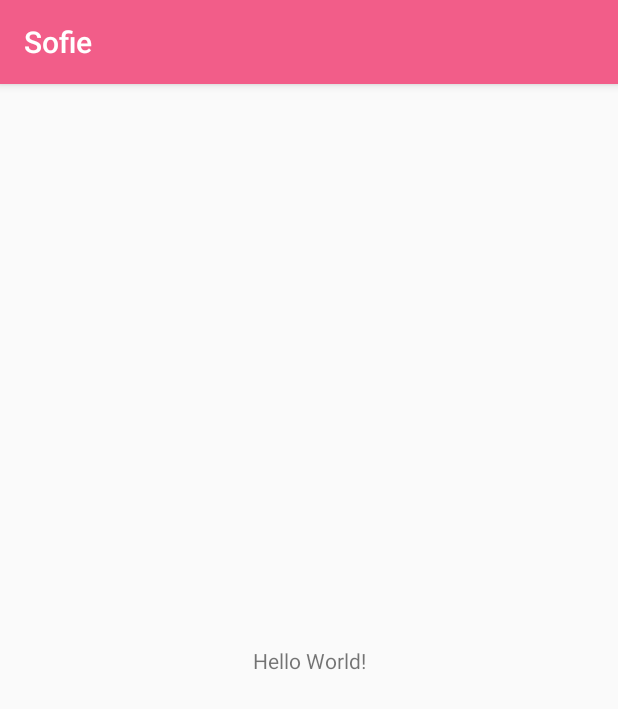
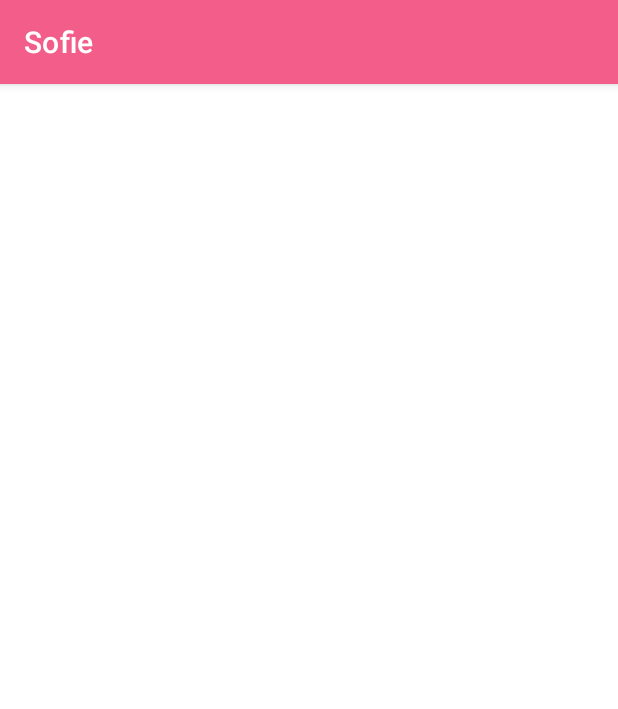
Before and after one commit to dosSantos-Paulo/Sofie_TodoList, an Android app: the screen it shows after launch (MainActivity), on a phone screen of 412 x 824 dp. Shown: the top 709 px of the screen. Run offline under Robolectric (Android 15) with nearby library versions, the phone set to English and light mode, and no system bars.

Commit message:
implement materials

```diff
--- a/app/build.gradle
+++ b/app/build.gradle
@@ -25,11 +25,14 @@ android {
 }
 
 dependencies {
+    implementation 'com.google.android.material:material:1.2.1'
+
     implementation fileTree(dir: "libs", include: ["*.jar"])
     implementation "org.jetbrains.kotlin:kotlin-stdlib:$kotlin_version"
     implementation 'androidx.core:core-ktx:1.3.2'
     implementation 'androidx.appcompat:appcompat:1.2.0'
     implementation 'androidx.constraintlayout:constraintlayout:2.0.4'
+    implementation 'androidx.coordinatorlayout:coordinatorlayout:1.1.0'
     testImplementation 'junit:junit:4.12'
     androidTestImplementation 'androidx.test.ext:junit:1.1.2'
     androidTestImplementation 'androidx.test.espresso:espresso-core:3.3.0'
--- a/app/src/main/res/layout/activity_main.xml
+++ b/app/src/main/res/layout/activity_main.xml
@@ -6,13 +6,5 @@
     android:layout_height="match_parent"
     tools:context=".MainActivity">
 
-    <TextView
-        android:layout_width="wrap_content"
-        android:layout_height="wrap_content"
-        android:text="Hello World!"
-        app:layout_constraintBottom_toBottomOf="parent"
-        app:layout_constraintLeft_toLeftOf="parent"
-        app:layout_constraintRight_toRightOf="parent"
-        app:layout_constraintTop_toTopOf="parent" />
 
 </androidx.constraintlayout.widget.ConstraintLayout>
--- a/app/src/main/res/values/colors.xml
+++ b/app/src/main/res/values/colors.xml
@@ -1,6 +1,12 @@
 <?xml version="1.0" encoding="utf-8"?>
 <resources>
+
+<!--    Basic Colors    -->
     <color name="colorPrimary">#F25D89</color>
     <color name="colorPrimaryDark">#F4516B</color>
     <color name="colorAccent">#9F9F9F</color>
+
+<!--    Button Colors   -->
+    <color name="addButtonColor">#F4516B</color>
+
 </resources>
--- a/app/src/main/res/values/styles.xml
+++ b/app/src/main/res/values/styles.xml
@@ -1,6 +1,6 @@
 <resources>
     <!-- Base application theme. -->
-    <style name="AppTheme" parent="Theme.AppCompat.Light.DarkActionBar">
+    <style name="AppTheme" parent="Theme.MaterialComponents.Light.DarkActionBar">
         <!-- Customize your theme here. -->
         <item name="colorPrimary">@color/colorPrimary</item>
         <item name="colorPrimaryDark">@color/colorPrimaryDark</item>
```
